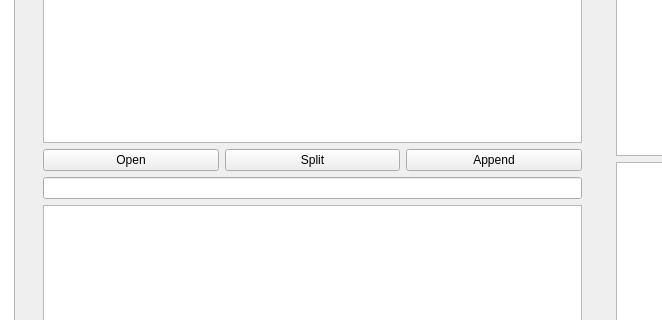
First picture: the form in mainwindow.ui, repository doritang1/CyDictEditor, before the edit; both pictures show x 245 to 907 and y 130 to 450 of the 1118 by 624 pixel window.
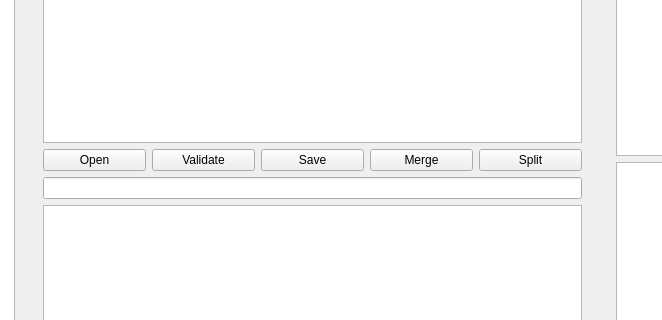
Second picture: the form after the edit.

Commit message:
open, save, validate, merge, split functions are completed
a function to split into map structure is needed.

```diff
--- a/mainwindow.ui
+++ b/mainwindow.ui
@@ -84,6 +84,27 @@
            </property>
           </widget>
          </item>
+         <item>
+          <widget class="QPushButton" name="pushButtonValidate">
+           <property name="text">
+            <string>Validate</string>
+           </property>
+          </widget>
+         </item>
+         <item>
+          <widget class="QPushButton" name="pushButtonSave">
+           <property name="text">
+            <string>Save</string>
+           </property>
+          </widget>
+         </item>
+         <item>
+          <widget class="QPushButton" name="pushButtonMerge">
+           <property name="text">
+            <string>Merge</string>
+           </property>
+          </widget>
+         </item>
          <item>
           <widget class="QPushButton" name="pushButtonSplit">
            <property name="text">
@@ -91,13 +112,6 @@
            </property>
           </widget>
          </item>
-         <item>
-          <widget class="QPushButton" name="pushButtonAppend">
-           <property name="text">
-            <string>Append</string>
-           </property>
-          </widget>
-         </item>
         </layout>
        </item>
        <item>
```
The commit also changes 2 other files.
